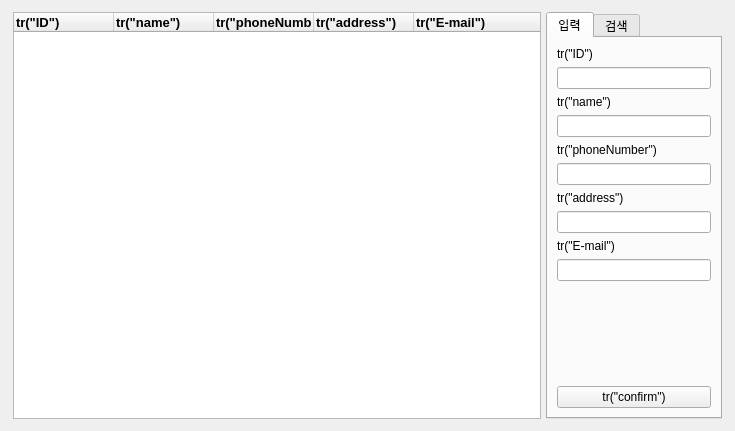
First picture: the form in CustomerProduct2Project/clientmanager.ui, repository SaintMonguss/Qt, before the edit.
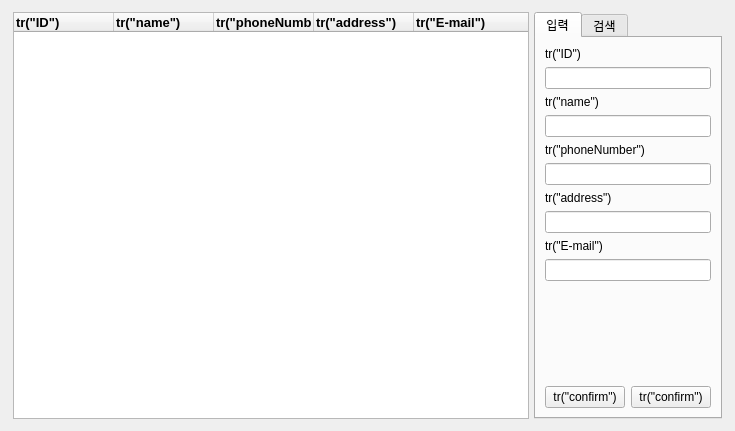
Second picture: the form after the edit.

Commit message: 삭제까지 구현

What changed in the file:
```diff
--- a/CustomerProduct2Project/clientmanager.ui
+++ b/CustomerProduct2Project/clientmanager.ui
@@ -253,6 +253,13 @@
                </property>
               </widget>
              </item>
+             <item>
+              <widget class="QPushButton" name="clientModifyButton">
+               <property name="text">
+                <string>tr(&quot;confirm&quot;)</string>
+               </property>
+              </widget>
+             </item>
             </layout>
            </item>
           </layout>
```
The commit also changes 2 other files.
